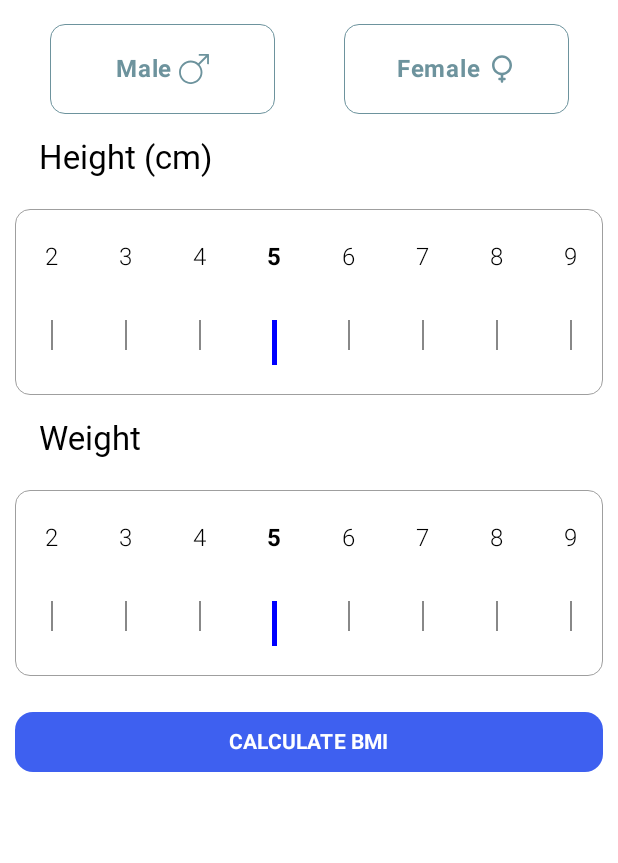
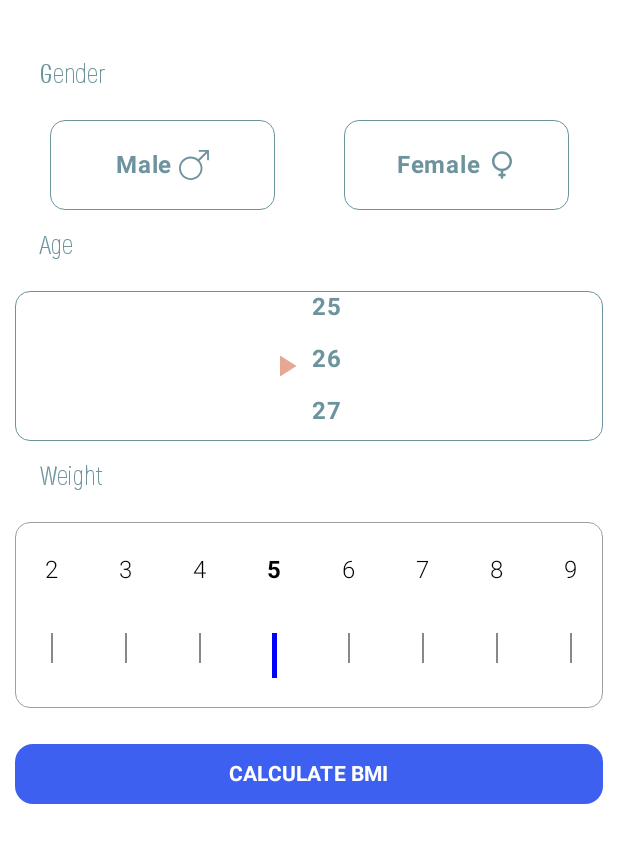
Before and after one commit to Aslmmon/BMI-calculator, an Android app built with Jetpack Compose: the screen it shows after launch (MainActivity), on a phone screen of 412 x 824 dp, the part 66-929 px from its top. Run offline under Robolectric (Android 15) with nearby library versions, the phone set to English and light mode, and no system bars; our stand-ins replace Dagger/Hilt's generated code; Roboto replaces fonts that are not available here.

Commit message:
update part of Age

```diff
--- /dev/null
+++ b/features/bmi_input/src/main/java/com/ontop/DataConstants.kt
@@ -0,0 +1,15 @@
+package com.ontop
+
+import com.ontop.inputapp.R
+
+
+data class gender(var name: String, var icon: Int)
+
+var genders = mutableListOf(
+    gender("Male", icon = R.drawable.male),
+    gender(name = "Female", icon = R.drawable.female)
+)
+
+data class Person(var name: String, var age: Int)
+
+var ageList = (25..80).toMutableList()
--- a/features/bmi_input/src/main/java/com/ontop/inputapp/shared_ui/components.kt
+++ b/features/bmi_input/src/main/java/com/ontop/inputapp/shared_ui/components.kt
@@ -18,21 +18,24 @@ import androidx.compose.foundation.layout.height
 import androidx.compose.foundation.layout.padding
 import androidx.compose.foundation.layout.size
 import androidx.compose.foundation.layout.width
+import androidx.compose.foundation.lazy.LazyColumn
 import androidx.compose.foundation.lazy.LazyRow
 import androidx.compose.foundation.lazy.itemsIndexed
 import androidx.compose.foundation.lazy.rememberLazyListState
 import androidx.compose.foundation.shape.RoundedCornerShape
-import androidx.compose.material.Colors
 import androidx.compose.material.Divider
+import androidx.compose.material.icons.Icons
+import androidx.compose.material.icons.filled.PlayArrow
+import androidx.compose.material.icons.outlined.PlayArrow
 import androidx.compose.material3.Button
 import androidx.compose.material3.ButtonDefaults
 import androidx.compose.material3.Card
 import androidx.compose.material3.CardDefaults
-import androidx.compose.material3.ColorScheme
 import androidx.compose.material3.Icon
 import androidx.compose.material3.MaterialTheme
 import androidx.compose.material3.Text
 import androidx.compose.runtime.Composable
+import androidx.compose.runtime.LaunchedEffect
 import androidx.compose.runtime.derivedStateOf
 import androidx.compose.runtime.getValue
 import androidx.compose.runtime.remember
@@ -44,7 +47,8 @@ import androidx.compose.ui.res.painterResource
 import androidx.compose.ui.text.font.FontWeight
 import androidx.compose.ui.text.style.TextAlign
 import androidx.compose.ui.unit.dp
-import com.ontop.inputapp.ui.gender
+import com.ontop.ageList
+import com.ontop.gender
 import kotlin.math.abs
 
 @Composable
@@ -67,12 +71,14 @@ fun ContentWithTitle(
     content: @Composable () -> Unit
 ) {
     Column(
-        modifier = modifier,
+        modifier = modifier.fillMaxWidth(),
     ) {
         Text(
             text = title,
+            textAlign = TextAlign.Center,
             modifier = modifier.padding(16.dp),
-            style = MaterialTheme.typography.titleMedium
+            color = MaterialTheme.colorScheme.primary,
+            style = MaterialTheme.typography.titleSmall
         )
         _gap()
         content.invoke()
@@ -237,6 +243,51 @@ fun <T> ScrollableRowList(
 }
 
 
+@OptIn(ExperimentalFoundationApi::class)
+@Composable
+fun AgeContent(modifier: Modifier = Modifier) {
+    val listState = rememberLazyListState()
+    LaunchedEffect(Unit) {
+        listState.scrollToItem(0, 10)
+    }
+    Box(
+        modifier = Modifier
+            .border(
+                width = 0.5.dp,
+                color = MaterialTheme.colorScheme.primary,
+                shape = RoundedCornerShape(10.dp)
+            )
+            .fillMaxWidth()
+            .clip(RoundedCornerShape(11.dp)),
+        contentAlignment = Alignment.Center // Center content of the Box
+
+    ) {
+        Row(
+            verticalAlignment = Alignment.CenterVertically,
+            horizontalArrangement = Arrangement.SpaceAround
+        ) {
+            Icon(
+                imageVector = Icons.Filled.PlayArrow,
+                contentDescription = "Play",
+                tint = MaterialTheme.colorScheme.secondary,
+                modifier = modifier.size(24.dp)
+            )
+            LazyColumn(
+                modifier = Modifier.height(100.dp),
+                state = listState,
+                horizontalAlignment = Alignment.CenterHorizontally,
+                flingBehavior = rememberSnapFlingBehavior(lazyListState = listState)
+            ) {
+                itemsIndexed(ageList) { index, numbers ->
+                    Text("$numbers", color = MaterialTheme.colorScheme.primary, fontWeight = FontWeight.Bold, modifier = Modifier.padding(5.dp))
+                }
+            }
+        }
+
+    }
+}
+
+
 @Composable
 fun BMIButton(modifier: Modifier, text: String, onClick: () -> Unit) {
     Button(
--- a/features/bmi_input/src/main/java/com/ontop/inputapp/ui/BmiInputScreen.kt
+++ b/features/bmi_input/src/main/java/com/ontop/inputapp/ui/BmiInputScreen.kt
@@ -18,7 +18,9 @@ import androidx.compose.ui.res.stringResource
 import androidx.compose.ui.tooling.preview.Preview
 import androidx.compose.ui.unit.dp
 import androidx.hilt.navigation.compose.hiltViewModel
+import com.ontop.genders
 import com.ontop.inputapp.R
+import com.ontop.inputapp.shared_ui.AgeContent
 import com.ontop.inputapp.shared_ui.BMIButton
 import com.ontop.inputapp.shared_ui.ContentWithTitle
 import com.ontop.inputapp.shared_ui.GenderView
@@ -35,7 +37,6 @@ fun BmiInputScreen(
     upperCaseInputViewModel: UpperCaseInputViewModel = hiltViewModel()
 ) {
     val scrollState = rememberScrollState()
-    var selectedGender by remember { mutableStateOf<Int>(-1) }
 
     Column(
         modifier = modifier
@@ -43,33 +44,15 @@ fun BmiInputScreen(
             .verticalScroll(scrollState)
     ) {
         TitleScreen(modifier, stringResource(id = R.string.bmi_calculator_title))
-
-        LazyRow(
-            modifier = Modifier.fillMaxWidth(),
-            horizontalArrangement = Arrangement.SpaceAround // Distribute items evenly
-        ) {
-            itemsIndexed(genders) { index, item ->
-                GenderView(
-                    modifier = modifier, gender = item, onGenderClicked = {
-                        selectedGender = index
-                    }, selectedGender == index
-                )
-            }
+        _gap(height = 10)
+        ContentWithTitle(title = stringResource(R.string.gender_title)) {
+            GenderContent(modifier)
+        }
+        ContentWithTitle(title = stringResource(R.string.age_title)) {
+            AgeContent()
         }
 
-        ContentWithTitle(title = stringResource(R.string.height)) {
-            RoundedCardView(modifier = modifier) {
-                var lists =
-                    listOf(2, 3, 4, 5, 6, 7, 8, 9, 10, 11, 12, 23, 45, 12, 12, 12, 14, 13, 14)
 
-                ScrollableRowList(modifier = modifier, content = { isSameIndex, item ->
-                    HeightViewNew(modifier, isSameIndex, item)
-
-                }, lists = lists)
-
-            }
-
-        }
         ContentWithTitle(title = stringResource(R.string.weight)) {
             RoundedCardView(modifier = modifier) {
                 var lists =
@@ -94,17 +77,27 @@ fun BmiInputScreen(
     }
 }
 
+@Composable
+private fun GenderContent(modifier: Modifier) {
+    var selectedGender by remember { mutableStateOf<Int>(-1) }
+
+    LazyRow(
+        modifier = Modifier.fillMaxWidth(),
+        horizontalArrangement = Arrangement.SpaceAround // Distribute items evenly
+    ) {
+        itemsIndexed(genders) { index, item ->
+            GenderView(
+                modifier = modifier, gender = item, onGenderClicked = {
+                    selectedGender = index
+                }, selectedGender == index
+            )
+        }
+    }
+}
+
 
 @Preview
 @Composable
 fun ShowBMiInputScreen() {
     BmiInputScreen()
 }
-
-
-data class gender(var name: String, var icon: Int)
-
-var genders = mutableListOf(
-    gender("Male", icon = R.drawable.male),
-    gender(name = "Female", icon = R.drawable.female)
-)
```
